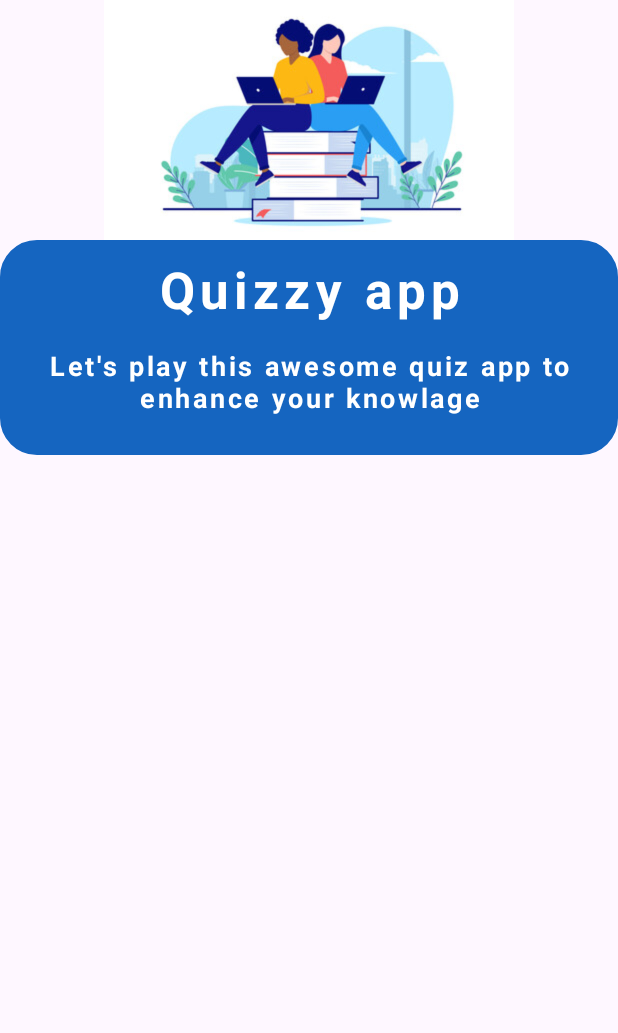
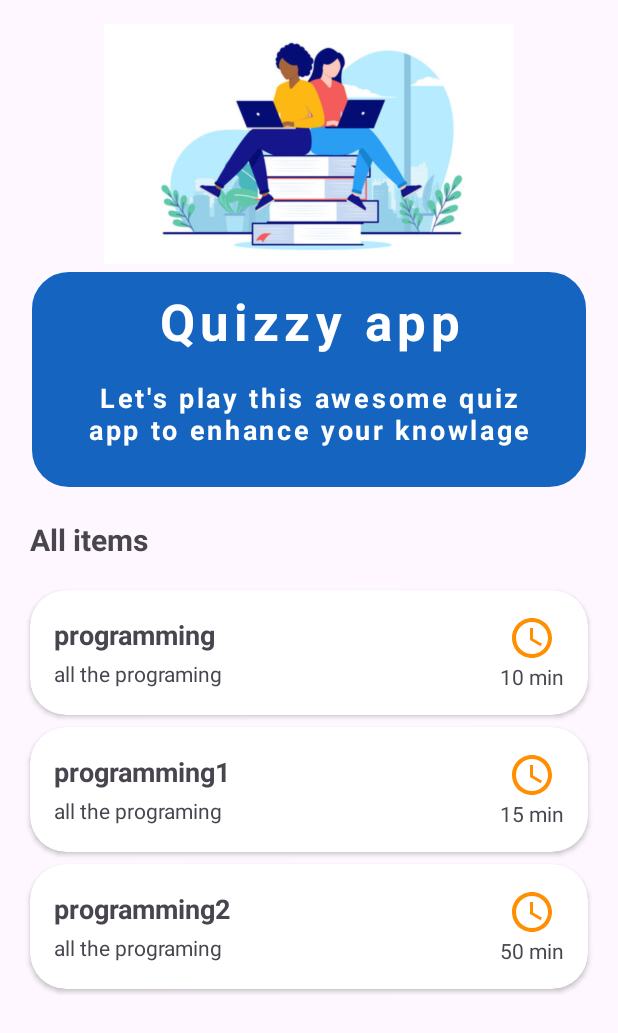
Before and after one commit to Rajapaksha99/QuizOnlineApp, an Android app: the screen it shows after launch (MainActivity), on a phone screen of 412 x 824 dp. Shown: the top 1033 px of the screen. Run offline under Robolectric (Android 15) with nearby library versions, the phone set to English and light mode, and no system bars.

Commit message:
upto recycler view

```diff
--- a/app/src/main/AndroidManifest.xml
+++ b/app/src/main/AndroidManifest.xml
@@ -13,6 +13,9 @@
         android:theme="@style/Theme.QuizOnlineApp"
         tools:targetApi="31">
         <activity
+            android:name=".QuizActivity"
+            android:exported="false" />
+        <activity
             android:name=".MainActivity"
             android:exported="true">
             <intent-filter>
--- a/app/src/main/java/com/example/quizonlineapp/MainActivity.kt
+++ b/app/src/main/java/com/example/quizonlineapp/MainActivity.kt
@@ -1,20 +1,41 @@
 package com.example.quizonlineapp
 
+import QuizModel
 import android.os.Bundle
-import androidx.activity.enableEdgeToEdge
 import androidx.appcompat.app.AppCompatActivity
-import androidx.core.view.ViewCompat
-import androidx.core.view.WindowInsetsCompat
+import androidx.recyclerview.widget.LinearLayoutManager
+import com.example.quizonlineapp.databinding.ActivityMainBinding
 
 class MainActivity : AppCompatActivity() {
+
+    // Declare the binding object
+    private lateinit var binding: ActivityMainBinding
+    lateinit var quizModelList : MutableList<QuizModel>
+    lateinit var adapter: QuizListAdapter
+
     override fun onCreate(savedInstanceState: Bundle?) {
         super.onCreate(savedInstanceState)
-        enableEdgeToEdge()
-        setContentView(R.layout.activity_main)
-        ViewCompat.setOnApplyWindowInsetsListener(findViewById(R.id.main)) { v, insets ->
-            val systemBars = insets.getInsets(WindowInsetsCompat.Type.systemBars())
-            v.setPadding(systemBars.left, systemBars.top, systemBars.right, systemBars.bottom)
-            insets
-        }
+
+        // Inflate the layout using View Binding
+        binding = ActivityMainBinding.inflate(layoutInflater)
+
+        // Set the content view to the root of the binding
+        setContentView(binding.root)
+
+        quizModelList = mutableListOf()
+        getDataFromFirebase()
+    }
+
+    private fun setupRecyclerView(){
+        adapter = QuizListAdapter(quizModelList)
+        binding.recyclerView.layoutManager = LinearLayoutManager(this)
+        binding.recyclerView.adapter = adapter
+    }
+
+    private fun getDataFromFirebase(){
+        quizModelList.add(QuizModel("1","programming","all the programing","10"))
+        quizModelList.add(QuizModel("2","programming1","all the programing","15"))
+        quizModelList.add(QuizModel("3","programming2","all the programing","50"))
+        setupRecyclerView()
     }
 }
--- /dev/null
+++ b/app/src/main/java/com/example/quizonlineapp/QuizListAdapter.kt
@@ -0,0 +1,41 @@
+package com.example.quizonlineapp
+
+import QuizModel
+import android.content.Intent
+import android.view.LayoutInflater
+import android.view.ViewGroup
+import androidx.recyclerview.widget.RecyclerView
+import com.example.quizonlineapp.databinding.ActivityMainBinding
+import com.example.quizonlineapp.databinding.QuizItemRecyclerRowBinding
+
+class QuizListAdapter(private val quizModelList : List<QuizModel>) :
+    RecyclerView.Adapter<QuizListAdapter.MyViewHolder>() {
+
+    class MyViewHolder(private val binding: QuizItemRecyclerRowBinding): RecyclerView.ViewHolder(binding.root){
+        fun bind(model : QuizModel){
+            //bind the all views
+            binding.apply {
+                quizTitleText.text = model.title
+                quizSubtitleText.text = model.subtitle
+                quizTimeText.text = model.time + " min"
+                root.setOnClickListener {
+                    val intent  = Intent(root.context,QuizActivity::class.java)
+                    root.context.startActivity(intent)
+                }
+            }
+        }
+    }
+
+    override fun onCreateViewHolder(parent: ViewGroup, viewType: Int): MyViewHolder {
+        val binding = QuizItemRecyclerRowBinding.inflate(LayoutInflater.from(parent.context),parent,false)
+        return MyViewHolder(binding)
+    }
+
+    override fun getItemCount(): Int {
+        return quizModelList.size
+    }
+
+    override fun onBindViewHolder(holder: MyViewHolder, position: Int) {
+        holder.bind(quizModelList[position])
+    }
+}
--- /dev/null
+++ b/app/src/main/java/com/example/quizonlineapp/QuizModel.kt
@@ -0,0 +1,9 @@
+data class QuizModel(
+    val id : String,
+    val title : String,
+    val subtitle : String,
+    val time : String,
+
+){
+    constructor() : this("","","","")
+}
--- /dev/null
+++ b/app/src/main/res/drawable/icon_timer.xml
@@ -0,0 +1,7 @@
+<vector xmlns:android="http://schemas.android.com/apk/res/android" android:height="32dp" android:tint="#000000" android:viewportHeight="24" android:viewportWidth="24" android:width="32dp">
+
+    <path android:fillColor="@android:color/white" android:pathData="M11.99,2C6.47,2 2,6.48 2,12s4.47,10 9.99,10C17.52,22 22,17.52 22,12S17.52,2 11.99,2zM12,20c-4.42,0 -8,-3.58 -8,-8s3.58,-8 8,-8 8,3.58 8,8 -3.58,8 -8,8z"/>
+
+    <path android:fillColor="@android:color/white" android:pathData="M12.5,7H11v6l5.25,3.15 0.75,-1.23 -4.5,-2.67z"/>
+
+</vector>
--- a/app/src/main/res/layout/activity_main.xml
+++ b/app/src/main/res/layout/activity_main.xml
@@ -20,7 +20,8 @@
         android:orientation="vertical"
         android:background="@drawable/rounded_corner"
         android:backgroundTint="@color/blue"
-        android:padding="10dp">
+        android:padding="10dp"
+        android:layout_margin="5dp">
 
         <TextView
             android:layout_width="match_parent"
@@ -45,6 +46,28 @@
 
     </LinearLayout>
 
+    <TextView
+        android:layout_width="wrap_content"
+        android:layout_height="wrap_content"
+        android:layout_marginTop="16dp"
+        android:text="All items"
+        android:layout_marginStart="4dp"
+        android:textSize="20sp"
+        android:textStyle="bold"/>
+
+    <RelativeLayout
+        android:layout_width="match_parent"
+        android:layout_height="match_parent">
+
+        <androidx.recyclerview.widget.RecyclerView
+            android:layout_width="match_parent"
+            android:layout_height="wrap_content"
+            android:layout_marginTop="16dp"
+            android:id="@+id/recyclerView"/>
+    </RelativeLayout>
+
+
+
 
 
 
--- /dev/null
+++ b/app/src/main/res/layout/quiz_item_recycler_row.xml
@@ -0,0 +1,60 @@
+<?xml version="1.0" encoding="utf-8"?>
+<androidx.cardview.widget.CardView xmlns:android="http://schemas.android.com/apk/res/android"
+    android:layout_width="match_parent"
+    android:layout_height="wrap_content"
+    xmlns:app="http://schemas.android.com/apk/res-auto"
+    xmlns:tools="http://schemas.android.com/tools"
+    android:layout_margin="4dp"
+    android:elevation="10dp"
+    app:cardCornerRadius="24dp">
+
+    <RelativeLayout
+        android:layout_width="match_parent"
+        android:layout_height="wrap_content"
+        android:padding="16dp">
+
+        <LinearLayout
+            android:layout_width="match_parent"
+            android:layout_height="wrap_content"
+            android:layout_centerVertical="true"
+            android:orientation="vertical">
+            <TextView
+                android:layout_width="wrap_content"
+                android:layout_height="wrap_content"
+                android:id="@+id/quiz_title_text"
+                tools:text="Android"
+                android:textSize="18sp"
+                android:textStyle="bold"/>
+            <TextView
+                android:layout_width="wrap_content"
+                android:layout_height="wrap_content"
+                android:id="@+id/quiz_subtitle_text"
+                android:layout_marginTop="4dp"
+                tools:text="All about Android OS"/>
+        </LinearLayout>
+        <LinearLayout
+            android:layout_width="wrap_content"
+            android:layout_height="wrap_content"
+            android:layout_alignParentEnd="true"
+            android:layout_centerVertical="true"
+            android:gravity="center"
+            android:orientation="vertical">
+
+            <ImageView
+                android:layout_width="32dp"
+                android:layout_height="32dp"
+                android:src="@drawable/icon_timer"
+                app:tint="@color/orange" />
+            <TextView
+                android:layout_width="wrap_content"
+                android:layout_height="wrap_content"
+                android:id="@+id/quiz_time_text"
+                tools:text="20 min"/>
+
+        </LinearLayout>
+
+    </RelativeLayout>
+
+
+
+</androidx.cardview.widget.CardView>
```
Also changed, not shown: app/src/main/java/com/example/quizonlineapp/QuizActivity.kt (added, +20 -0 lines), app/src/main/res/layout/activity_quiz.xml (added, +143 -0 lines).
